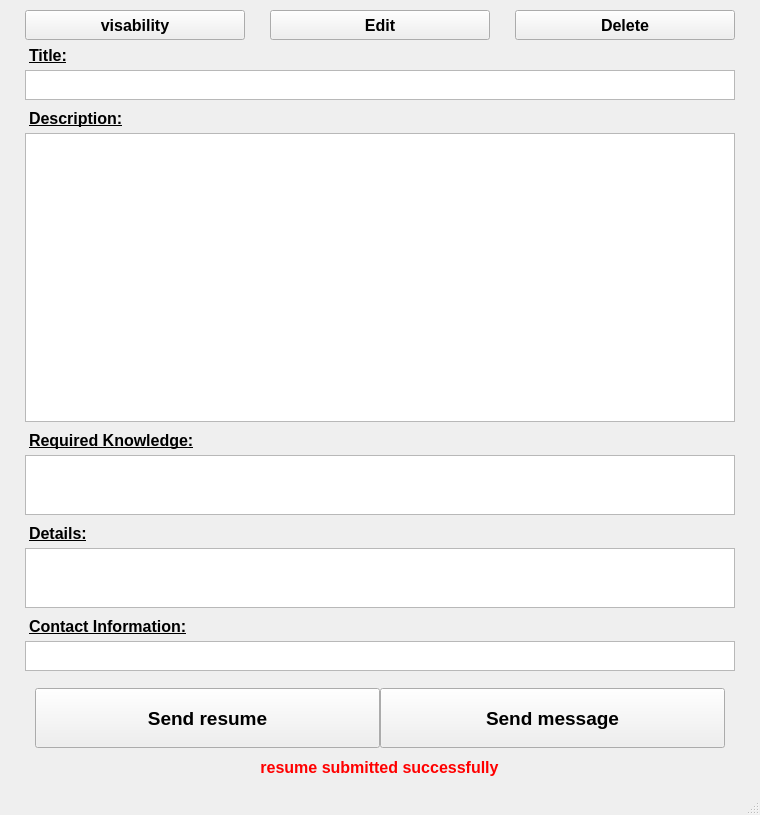
First picture: the form in ui/Ad_frame.ui, repository IvnGenza/EasyJob_39, before the edit.
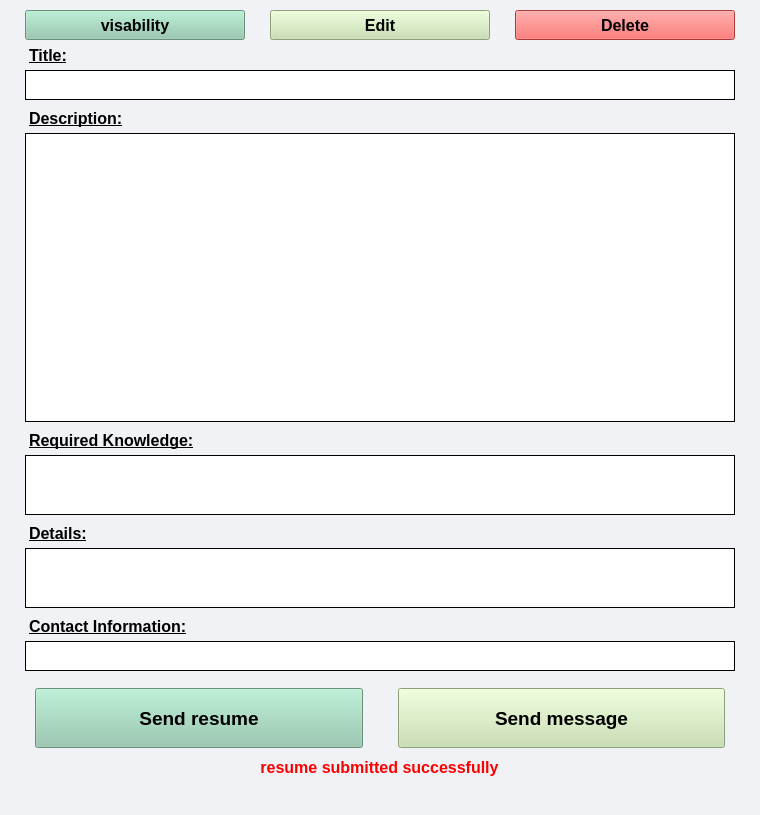
Second picture: the form after the edit.

Commit message: Updated version with new design

```diff
--- a/ui/Ad_frame.ui
+++ b/ui/Ad_frame.ui
@@ -25,6 +25,9 @@
   <property name="windowTitle">
    <string>MainWindow</string>
   </property>
+  <property name="styleSheet">
+   <string notr="true">background-color:#F0F2F5;</string>
+  </property>
   <widget class="QWidget" name="centralwidget">
    <layout class="QVBoxLayout" name="verticalLayout">
     <property name="spacing">
@@ -71,6 +74,9 @@
         <property name="cursor">
          <cursorShape>PointingHandCursor</cursorShape>
         </property>
+        <property name="styleSheet">
+         <string notr="true">background-color:#90C8AC;</string>
+        </property>
         <property name="text">
          <string>visability</string>
         </property>
@@ -100,6 +106,9 @@
         <property name="cursor">
          <cursorShape>PointingHandCursor</cursorShape>
         </property>
+        <property name="styleSheet">
+         <string notr="true">background-color:#C4DFAA;</string>
+        </property>
         <property name="text">
          <string>Edit</string>
         </property>
@@ -129,6 +138,9 @@
         <property name="cursor">
          <cursorShape>PointingHandCursor</cursorShape>
         </property>
+        <property name="styleSheet">
+         <string notr="true">background-color:#EF5350;</string>
+        </property>
         <property name="text">
          <string>Delete</string>
         </property>
@@ -167,6 +179,10 @@
         <pointsize>10</pointsize>
        </font>
       </property>
+      <property name="styleSheet">
+       <string notr="true">background-color:white;
+border: 1px solid black;</string>
+      </property>
       <property name="readOnly">
        <bool>true</bool>
       </property>
@@ -211,6 +227,10 @@
         <bold>false</bold>
        </font>
       </property>
+      <property name="styleSheet">
+       <string notr="true">background-color:white;
+border: 1px solid black;</string>
+      </property>
       <property name="html">
        <string>&lt;!DOCTYPE HTML PUBLIC &quot;-//W3C//DTD HTML 4.0//EN&quot; &quot;http://www.w3.org/TR/REC-html40/strict.dtd&quot;&gt;
 &lt;html&gt;&lt;head&gt;&lt;meta name=&quot;qrichtext&quot; content=&quot;1&quot; /&gt;&lt;style type=&quot;text/css&quot;&gt;
@@ -253,6 +273,10 @@
         <bold>false</bold>
        </font>
       </property>
+      <property name="styleSheet">
+       <string notr="true">background-color:white;
+border: 1px solid black;</string>
+      </property>
      </widget>
     </item>
     <item>
@@ -289,6 +313,10 @@
         <bold>false</bold>
        </font>
       </property>
+      <property name="styleSheet">
+       <string notr="true">background-color:white;
+border: 1px solid black;</string>
+      </property>
      </widget>
     </item>
     <item>
@@ -324,12 +352,16 @@
         <bold>false</bold>
        </font>
       </property>
+      <property name="styleSheet">
+       <string notr="true">background-color:white;
+border: 1px solid black;</string>
+      </property>
      </widget>
     </item>
     <item>
      <layout class="QHBoxLayout" name="horizontalLayout_4">
       <property name="spacing">
-       <number>0</number>
+       <number>35</number>
       </property>
       <property name="leftMargin">
        <number>10</number>
@@ -364,6 +396,9 @@
         <property name="cursor">
          <cursorShape>PointingHandCursor</cursorShape>
         </property>
+        <property name="styleSheet">
+         <string notr="true">background-color:#90C8AC;</string>
+        </property>
         <property name="text">
          <string>Send resume</string>
         </property>
@@ -393,6 +428,9 @@
         <property name="cursor">
          <cursorShape>PointingHandCursor</cursorShape>
         </property>
+        <property name="styleSheet">
+         <string notr="true">background-color:#C4DFAA;</string>
+        </property>
         <property name="text">
          <string>Send message</string>
         </property>
```
The commit also changes 5 other files.
